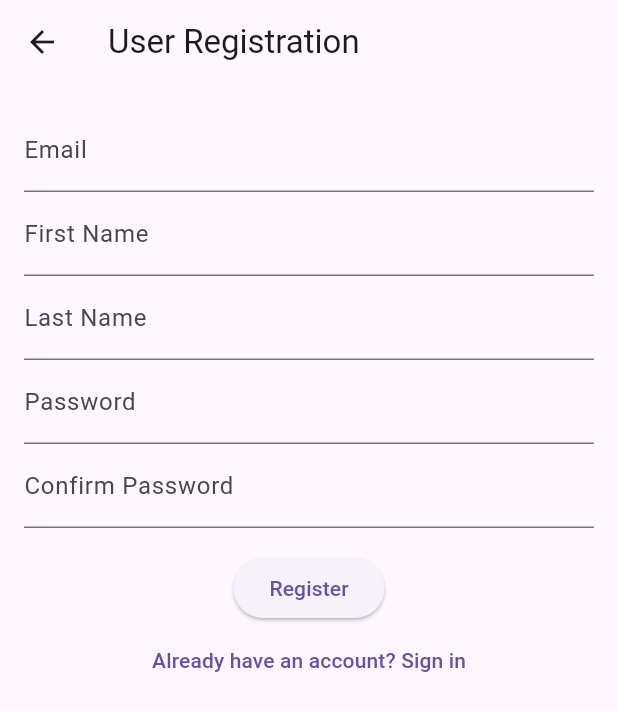
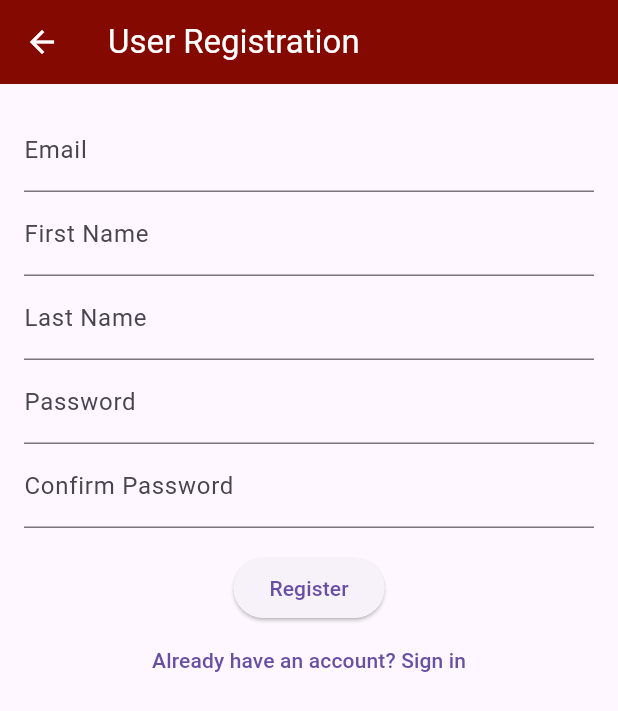
Before and after one commit to Jessoup/Texas-State-Clubs-App, a Flutter app: the screen it shows after launch, after a tap on "Create an account", on a phone screen of 412 x 824 dp. Shown: the top 711 px of the screen. Run offline on Flutter 3.47's test engine with Material 3 defaults, Android fonts, the phone set to English and light mode, and no system bars; our stand-ins replace flutter_secure_storage; missing offline and left inert: jwt_decode.

Commit message:
Decorating login and sign up page.

```diff
--- a/flutter_application_1/lib/pages/loginPage.dart
+++ b/flutter_application_1/lib/pages/loginPage.dart
@@ -59,9 +59,16 @@ class _LoginPageState extends State<LoginPage> {
   Widget build(BuildContext context) {
     return Scaffold(
       appBar: AppBar(
-        title: Text('Login Page'),
+        title: Text(
+          'Login Page',
+          style: TextStyle(color: Colors.white)
         ),
-      body: Padding(
+        backgroundColor: Color.fromARGB(255, 131, 9, 1),
+        iconTheme: IconThemeData(color: Colors.white),
+      ),
+      body: Container(
+        color: Colors.white, // Set background color to maroon
+        child: Padding(
           padding: EdgeInsets.all(20),
           child: Column(
             mainAxisAlignment: MainAxisAlignment.center,
@@ -71,7 +78,9 @@ class _LoginPageState extends State<LoginPage> {
                 controller: _emailController,
                 decoration: InputDecoration(
                   labelText: 'Email',
+                  prefixIcon: Icon(Icons.email), // Email icon
                 ),
+                style: TextStyle(color: Colors.black),
               ),
               SizedBox(height: 20),
               TextField(
@@ -79,7 +88,9 @@ class _LoginPageState extends State<LoginPage> {
                 obscureText: true,
                 decoration: InputDecoration(
                   labelText: 'Password',
+                  prefixIcon: Icon(Icons.lock), // Password icon
                 ),
+                style: TextStyle(color: Colors.black),
               ),
               SizedBox(height: 20),
               ElevatedButton(
@@ -98,6 +109,7 @@ class _LoginPageState extends State<LoginPage> {
             ],
           ),
         ),
+      ),
     );
   }
 }
--- a/flutter_application_1/lib/pages/signupPage.dart
+++ b/flutter_application_1/lib/pages/signupPage.dart
@@ -91,7 +91,12 @@ class _SignupPageState extends State<SignupPage> {
   Widget build(BuildContext context) {
     return Scaffold(
       appBar: AppBar(
-        title: Text('User Registration'),
+        title: Text(
+          'User Registration',
+          style: TextStyle(color: Colors.white)
+        ),
+        backgroundColor: Color.fromARGB(255, 131, 9, 1),
+        iconTheme: IconThemeData(color: Colors.white),
       ),
       body: SingleChildScrollView(
         child: Padding(
```
Lines whose indentation alone changed are shown as unchanged.
